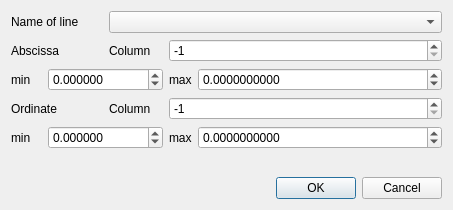
First picture: the form in gfshell2/dialogs/DialogFindFromPlot.ui, repository gemshub/gemsfits, before the edit.
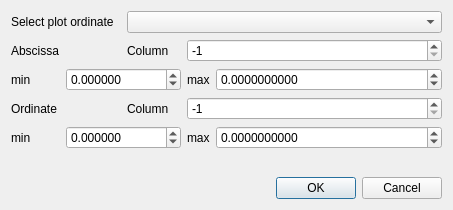
Second picture: the form after the edit.

```diff
--- a/gfshell2/dialogs/DialogFindFromPlot.ui
+++ b/gfshell2/dialogs/DialogFindFromPlot.ui
@@ -17,7 +17,7 @@
    <item row="0" column="0" colspan="2">
     <widget class="QLabel" name="label_4">
      <property name="text">
-      <string>Name of line</string>
+      <string>Select plot ordinate</string>
      </property>
     </widget>
    </item>
```
